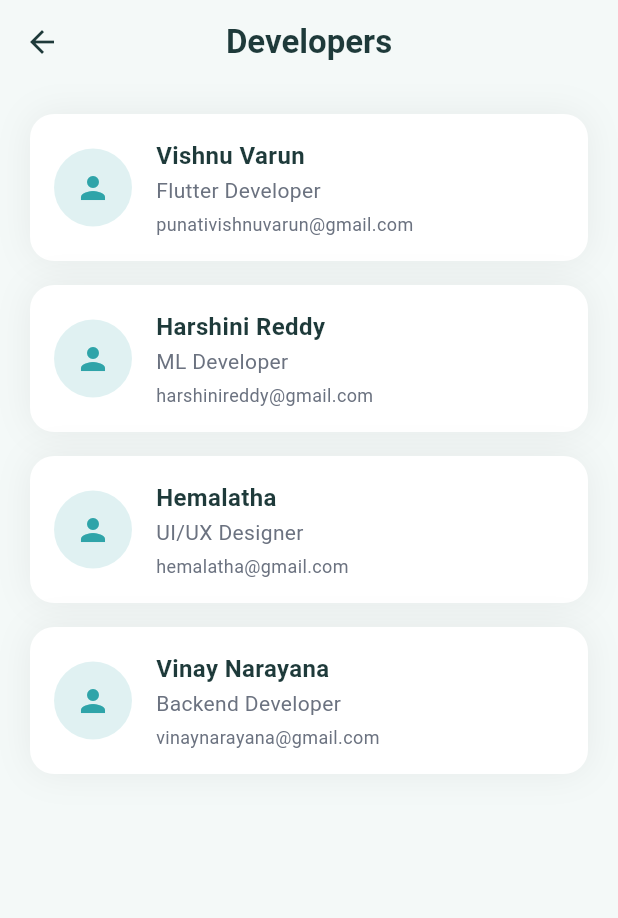
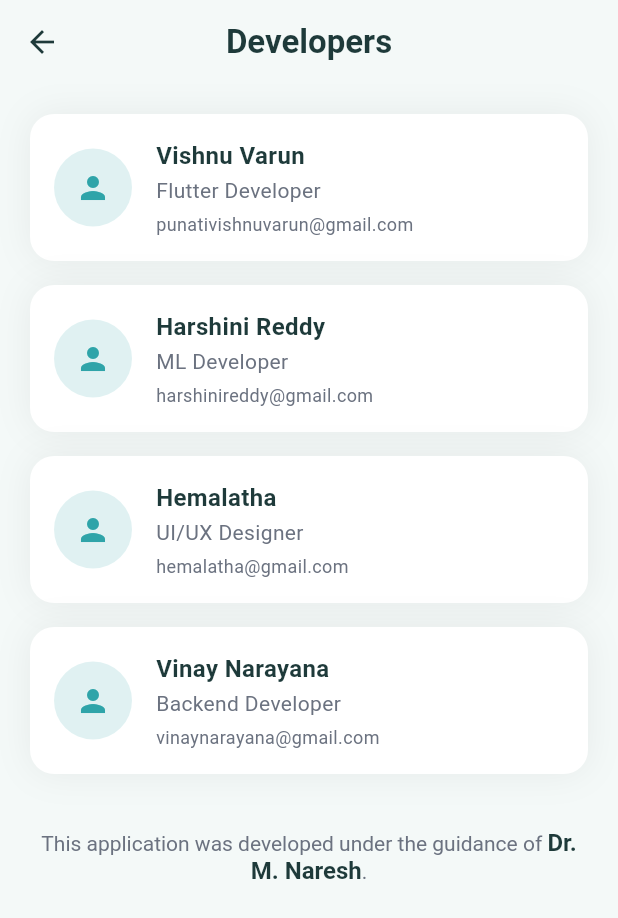
Before and after one commit to VishnuPunati/quantum-care, a Flutter app: the DevelopersPage screen opened directly, on a phone screen of 412 x 824 dp. Shown: the top 918 px of the screen. Run offline on Flutter 3.47's test engine with Material 3 defaults, Android fonts, the phone set to English and light mode, and no system bars; our stand-ins replace animated_splash_screen, lottie.

```diff
--- a/lib/screens/developers_page.dart
+++ b/lib/screens/developers_page.dart
@@ -22,26 +22,48 @@ class DevelopersPage extends StatelessWidget {
       ),
       body: ListView(
         padding: const EdgeInsets.all(20),
-        children: const [
-          DeveloperCard(
+        children: [
+          const DeveloperCard(
             name: "Vishnu Varun",
             email: "punativishnuvarun@gmail.com",
             role: "Flutter Developer",
           ),
-          DeveloperCard(
+          const DeveloperCard(
             name: "Harshini Reddy",
             email: "harshinireddy@gmail.com",
             role: "ML Developer",
           ),
-          DeveloperCard(
+          const DeveloperCard(
             name: "Hemalatha",
             email: "hemalatha@gmail.com",
             role: "UI/UX Designer",
           ),
-          DeveloperCard(
+          const DeveloperCard(
             name: "Vinay Narayana",
             email: "vinaynarayana@gmail.com",
             role: "Backend Developer",
+          ),
+
+          const SizedBox(height: 20),
+          RichText(
+            textAlign: TextAlign.center,
+            text: const TextSpan(
+              style: TextStyle(color: Color(0xFF6B7280), fontSize: 14),
+              children: [
+                TextSpan(
+                  text: "This application was developed under the guidance of ",
+                ),
+                TextSpan(
+                  text: "Dr. M. Naresh",
+                  style: TextStyle(
+                    fontWeight: FontWeight.bold,
+                    fontSize: 16,
+                    color: Color(0xFF1E3A3A),
+                  ),
+                ),
+                TextSpan(text: "."),
+              ],
+            ),
           ),
         ],
       ),
```
Also changed, not shown: pubspec.yaml (+10 -67 lines), 1 other file.
